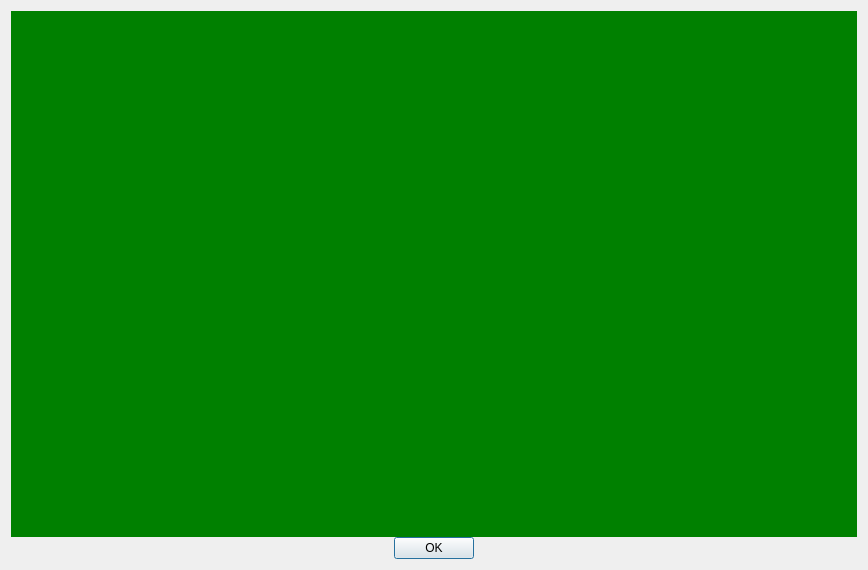
Before: the Qt Designer form source/focus_finder/gui/about_dialog.ui in carsten0x51h/focus_finder, drawn with Qt 5.
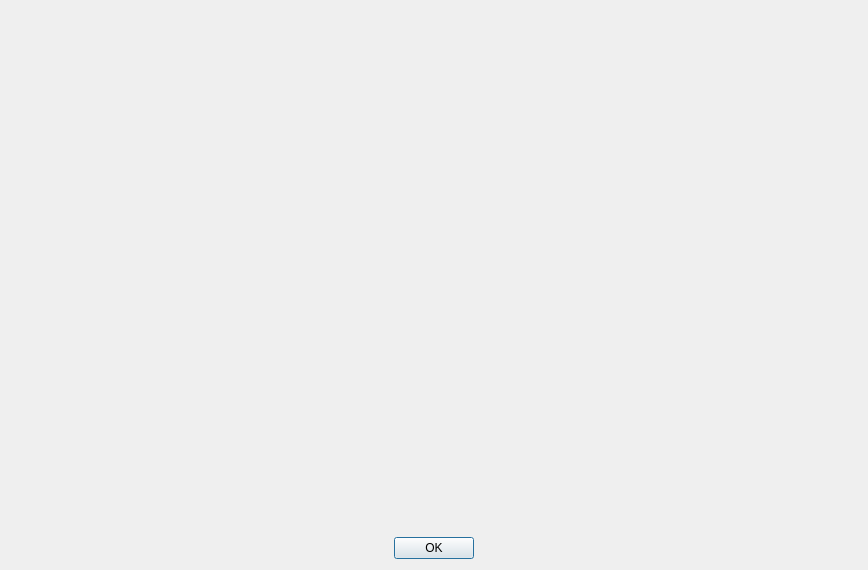
After: the same form once the commit is applied.

The edit to the form file:
```diff
--- a/source/focus_finder/gui/about_dialog.ui
+++ b/source/focus_finder/gui/about_dialog.ui
@@ -124,7 +124,7 @@
           <item row="0" column="0">
            <widget class="QWidget" name="widget" native="true">
             <property name="styleSheet">
-             <string notr="true">background-color: green;</string>
+             <string notr="true"/>
             </property>
            </widget>
           </item>
```
Left out of the diff: 6 changed lines with no effect on the pictures.
